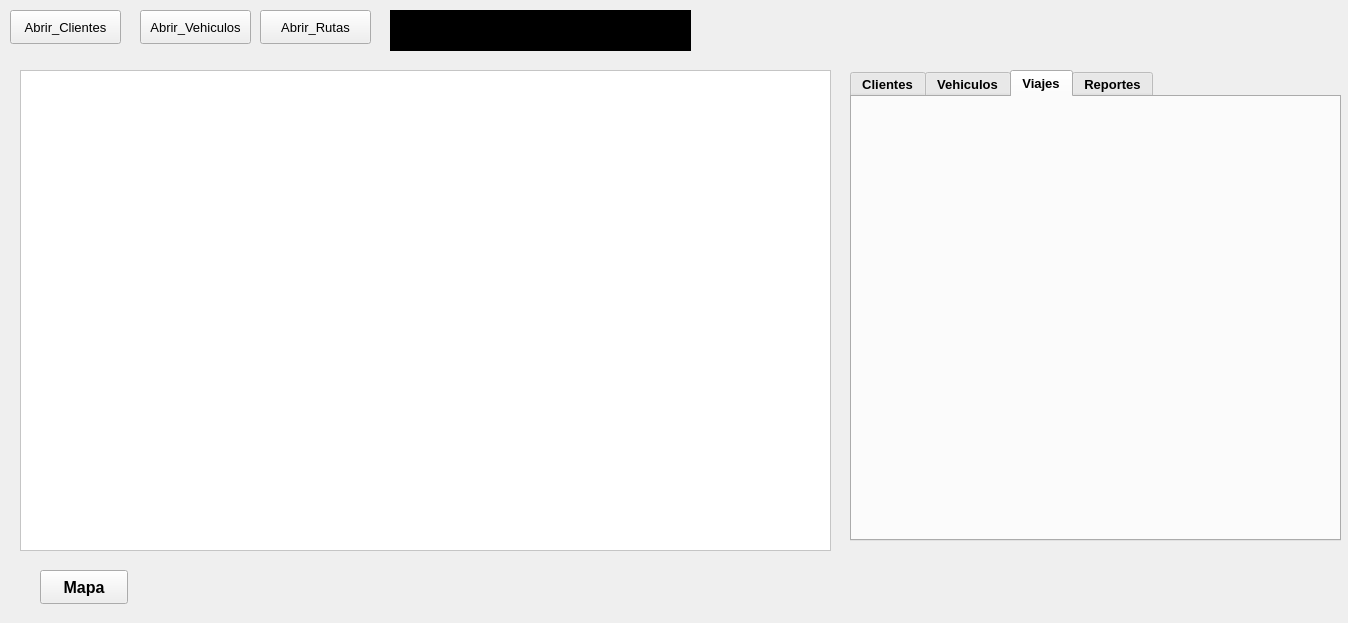
Qt form Rapidito/interfaz/Interfaz.ui (Marco131-xel/Edd_Proyecto2) before a commit.
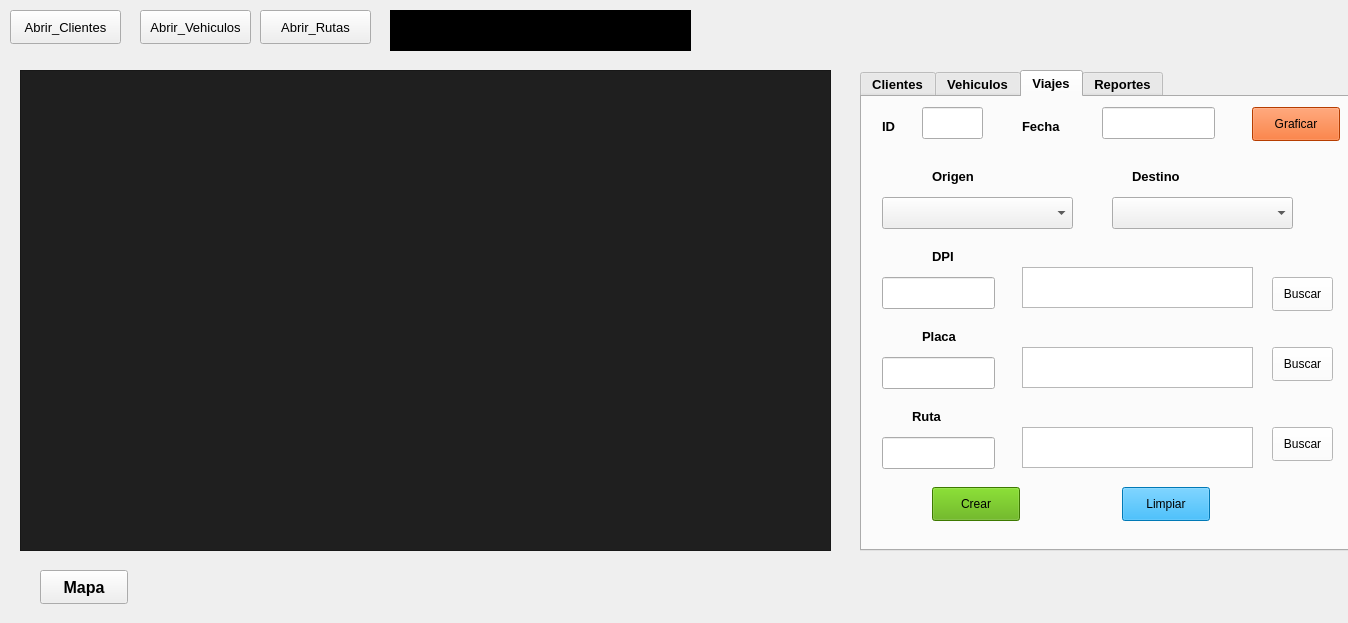
The same form after that commit. The open tabs and pages were chosen to show the change.

Commit message: lista simple viajes

Diff of the .ui file:
```diff
--- a/Rapidito/interfaz/Interfaz.ui
+++ b/Rapidito/interfaz/Interfaz.ui
@@ -90,17 +90,17 @@
      </rect>
     </property>
     <property name="styleSheet">
-     <string notr="true">background-color: rgb(255, 255, 255);
-color: rgb(0, 0, 0);</string>
+     <string notr="true">background-color: rgb(31, 31, 31);
+color: rgb(170, 0, 255);</string>
     </property>
    </widget>
    <widget class="QTabWidget" name="tabWidget">
     <property name="geometry">
      <rect>
-      <x>850</x>
+      <x>860</x>
       <y>70</y>
       <width>491</width>
-      <height>471</height>
+      <height>481</height>
      </rect>
     </property>
     <property name="font">
@@ -1133,6 +1133,296 @@
      <attribute name="title">
       <string>Viajes</string>
      </attribute>
+     <widget class="QLabel" name="label_25">
+      <property name="geometry">
+       <rect>
+        <x>70</x>
+        <y>70</y>
+        <width>51</width>
+        <height>18</height>
+       </rect>
+      </property>
+      <property name="text">
+       <string>Origen</string>
+      </property>
+     </widget>
+     <widget class="QLabel" name="label_26">
+      <property name="geometry">
+       <rect>
+        <x>270</x>
+        <y>70</y>
+        <width>58</width>
+        <height>18</height>
+       </rect>
+      </property>
+      <property name="text">
+       <string>Destino</string>
+      </property>
+     </widget>
+     <widget class="QComboBox" name="combo_ORIGEN">
+      <property name="geometry">
+       <rect>
+        <x>20</x>
+        <y>100</y>
+        <width>191</width>
+        <height>32</height>
+       </rect>
+      </property>
+     </widget>
+     <widget class="QLabel" name="label_27">
+      <property name="geometry">
+       <rect>
+        <x>20</x>
+        <y>20</y>
+        <width>41</width>
+        <height>18</height>
+       </rect>
+      </property>
+      <property name="text">
+       <string>ID</string>
+      </property>
+     </widget>
+     <widget class="QLineEdit" name="crear_ID">
+      <property name="geometry">
+       <rect>
+        <x>60</x>
+        <y>10</y>
+        <width>61</width>
+        <height>32</height>
+       </rect>
+      </property>
+     </widget>
+     <widget class="QComboBox" name="combo_DESTINO">
+      <property name="geometry">
+       <rect>
+        <x>250</x>
+        <y>100</y>
+        <width>181</width>
+        <height>32</height>
+       </rect>
+      </property>
+     </widget>
+     <widget class="QPushButton" name="BT_buscar_vehiculo_viaje">
+      <property name="geometry">
+       <rect>
+        <x>410</x>
+        <y>250</y>
+        <width>61</width>
+        <height>34</height>
+       </rect>
+      </property>
+      <property name="styleSheet">
+       <string notr="true">background-color: rgb(255, 255, 255);
+color: rgb(0, 0, 0);</string>
+      </property>
+      <property name="text">
+       <string>Buscar</string>
+      </property>
+     </widget>
+     <widget class="QPushButton" name="BT_buscar_DPI_viaje">
+      <property name="geometry">
+       <rect>
+        <x>410</x>
+        <y>180</y>
+        <width>61</width>
+        <height>34</height>
+       </rect>
+      </property>
+      <property name="styleSheet">
+       <string notr="true">background-color: rgb(255, 255, 255);
+color: rgb(0, 0, 0);</string>
+      </property>
+      <property name="text">
+       <string>Buscar</string>
+      </property>
+     </widget>
+     <widget class="QLabel" name="label_28">
+      <property name="geometry">
+       <rect>
+        <x>160</x>
+        <y>20</y>
+        <width>58</width>
+        <height>18</height>
+       </rect>
+      </property>
+      <property name="text">
+       <string>Fecha</string>
+      </property>
+     </widget>
+     <widget class="QLineEdit" name="crear_FECHA">
+      <property name="geometry">
+       <rect>
+        <x>240</x>
+        <y>10</y>
+        <width>113</width>
+        <height>32</height>
+       </rect>
+      </property>
+     </widget>
+     <widget class="QLineEdit" name="MI_DPI">
+      <property name="geometry">
+       <rect>
+        <x>20</x>
+        <y>180</y>
+        <width>113</width>
+        <height>32</height>
+       </rect>
+      </property>
+     </widget>
+     <widget class="QLineEdit" name="MI_PLACA">
+      <property name="geometry">
+       <rect>
+        <x>20</x>
+        <y>260</y>
+        <width>113</width>
+        <height>32</height>
+       </rect>
+      </property>
+     </widget>
+     <widget class="QLabel" name="label_29">
+      <property name="geometry">
+       <rect>
+        <x>70</x>
+        <y>150</y>
+        <width>31</width>
+        <height>18</height>
+       </rect>
+      </property>
+      <property name="text">
+       <string>DPI</string>
+      </property>
+     </widget>
+     <widget class="QLabel" name="label_30">
+      <property name="geometry">
+       <rect>
+        <x>60</x>
+        <y>230</y>
+        <width>41</width>
+        <height>18</height>
+       </rect>
+      </property>
+      <property name="text">
+       <string>Placa</string>
+      </property>
+     </widget>
+     <widget class="QTextEdit" name="espacio_DPI">
+      <property name="geometry">
+       <rect>
+        <x>160</x>
+        <y>170</y>
+        <width>231</width>
+        <height>41</height>
+       </rect>
+      </property>
+     </widget>
+     <widget class="QTextEdit" name="espacio_PLACA">
+      <property name="geometry">
+       <rect>
+        <x>160</x>
+        <y>250</y>
+        <width>231</width>
+        <height>41</height>
+       </rect>
+      </property>
+     </widget>
+     <widget class="QLineEdit" name="MI_RUTA">
+      <property name="geometry">
+       <rect>
+        <x>20</x>
+        <y>340</y>
+        <width>113</width>
+        <height>32</height>
+       </rect>
+      </property>
+     </widget>
+     <widget class="QLabel" name="label_31">
+      <property name="geometry">
+       <rect>
+        <x>50</x>
+        <y>310</y>
+        <width>41</width>
+        <height>18</height>
+       </rect>
+      </property>
+      <property name="text">
+       <string>Ruta</string>
+      </property>
+     </widget>
+     <widget class="QPushButton" name="pushButton_3">
+      <property name="geometry">
+       <rect>
+        <x>390</x>
+        <y>10</y>
+        <width>88</width>
+        <height>34</height>
+       </rect>
+      </property>
+      <property name="styleSheet">
+       <string notr="true">background-color: rgb(255, 85, 0);</string>
+      </property>
+      <property name="text">
+       <string>Graficar</string>
+      </property>
+     </widget>
+     <widget class="QTextEdit" name="espacio_RUTA">
+      <property name="geometry">
+       <rect>
+        <x>160</x>
+        <y>330</y>
+        <width>231</width>
+        <height>41</height>
+       </rect>
+      </property>
+     </widget>
+     <widget class="QPushButton" name="BT_buscar_ruta_viaje">
+      <property name="geometry">
+       <rect>
+        <x>410</x>
+        <y>330</y>
+        <width>61</width>
+        <height>34</height>
+       </rect>
+      </property>
+      <property name="styleSheet">
+       <string notr="true">background-color: rgb(255, 255, 255);
+color: rgb(0, 0, 0);</string>
+      </property>
+      <property name="text">
+       <string>Buscar</string>
+      </property>
+     </widget>
+     <widget class="QPushButton" name="BT_CREAR_viaje">
+      <property name="geometry">
+       <rect>
+        <x>70</x>
+        <y>390</y>
+        <width>88</width>
+        <height>34</height>
+       </rect>
+      </property>
+      <property name="styleSheet">
+       <string notr="true">background-color: rgb(85, 170, 0);</string>
+      </property>
+      <property name="text">
+       <string>Crear</string>
+      </property>
+     </widget>
+     <widget class="QPushButton" name="BT_limpiar_viaje">
+      <property name="geometry">
+       <rect>
+        <x>260</x>
+        <y>390</y>
+        <width>88</width>
+        <height>34</height>
+       </rect>
+      </property>
+      <property name="styleSheet">
+       <string notr="true">background-color: rgb(0, 170, 255);</string>
+      </property>
+      <property name="text">
+       <string>Limpiar</string>
+      </property>
+     </widget>
     </widget>
     <widget class="QWidget" name="tab_reportes">
      <attribute name="title">
```
Left out of the diff: 2 changed lines with no effect on the pictures. The commit also changes 8 other files.
